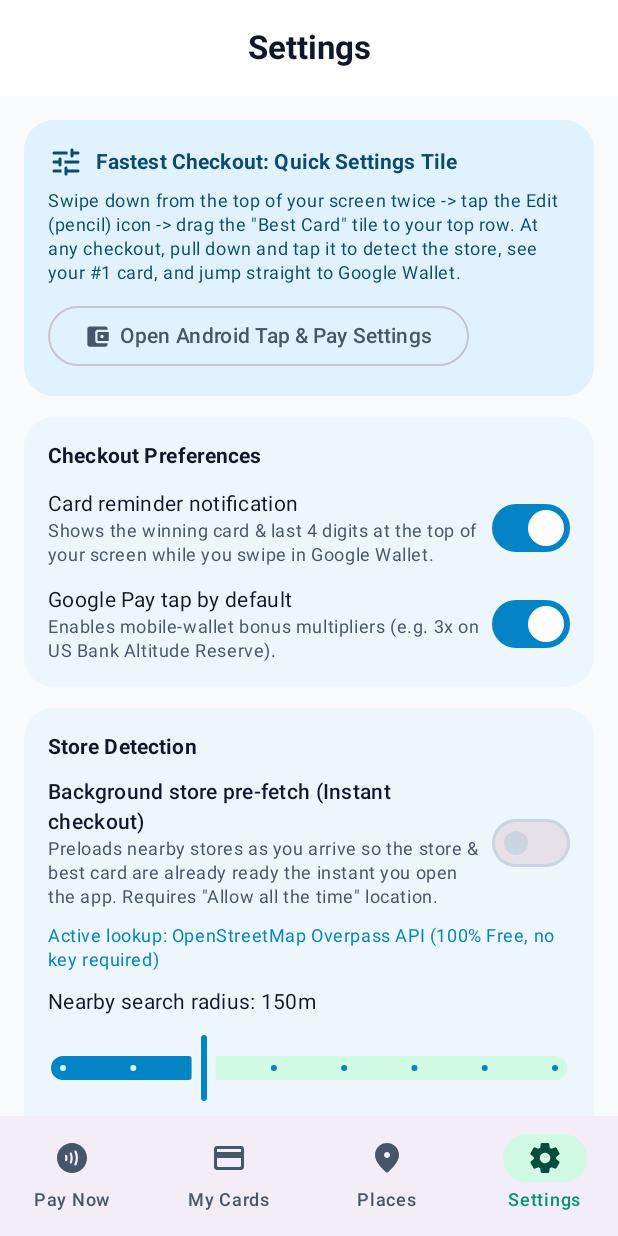
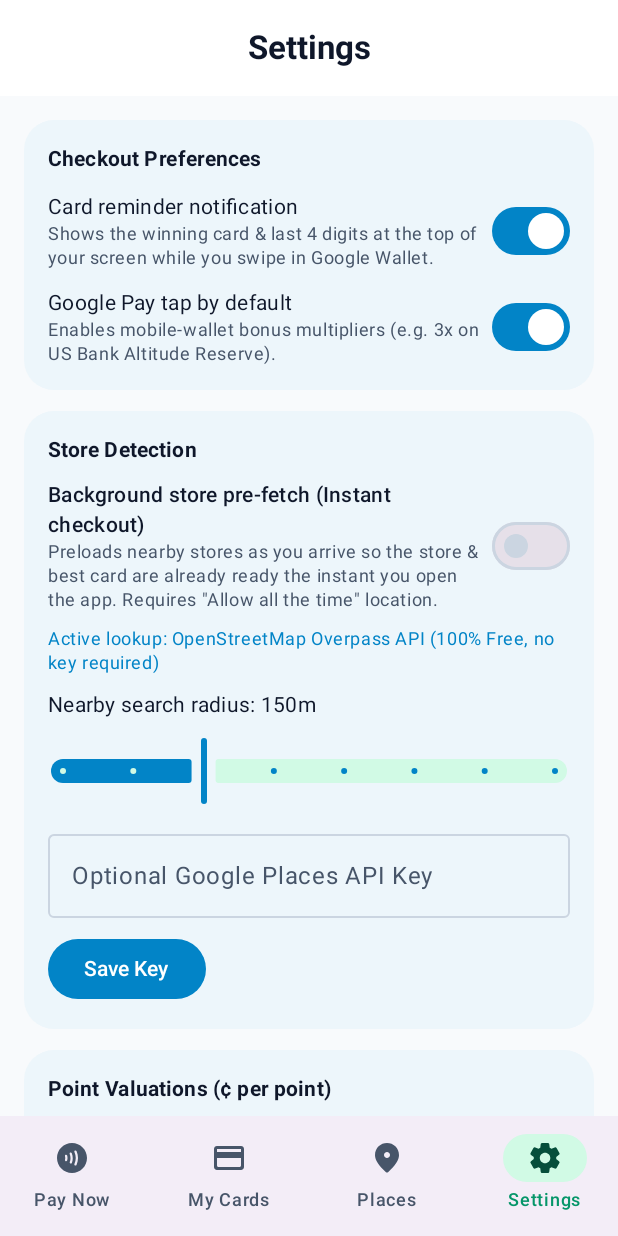
Before and after one commit to prasanthgajula08/credit-auto, an Android app built with Jetpack Compose: the screen it shows after launch (MainActivity), item 4 of the bottom bar chosen, on a phone screen of 412 x 824 dp. Run offline under Robolectric (Android 15) with nearby library versions, the phone set to English and light mode, and no system bars.

Commit message:
Remove Quick Settings / Test Open Google Wallet tile from Settings (v1.2.1)

```diff
--- a/app/build.gradle.kts
+++ b/app/build.gradle.kts
@@ -13,8 +13,8 @@ android {
         applicationId = "com.creditauto.app"
         minSdk = 26
         targetSdk = 34
-        versionCode = 5
-        versionName = "1.2.0"
+        versionCode = 6
+        versionName = "1.2.1"
 
         testInstrumentationRunner = "androidx.test.runner.AndroidJUnitRunner"
         vectorDrawables {
--- a/app/src/main/java/com/creditauto/app/MainActivity.kt
+++ b/app/src/main/java/com/creditauto/app/MainActivity.kt
@@ -275,7 +275,6 @@ private fun CreditAutoRoot(
                 onUpdateSearchRadius = { viewModel.updateSearchRadius(it) },
                 onUpdateShowNotification = { viewModel.updateShowCheckoutNotification(it) },
                 onUpdateDefaultMobileWallet = { viewModel.updateDefaultUseMobileWallet(it) },
-                onTestOpenWallet = { viewModel.launchGoogleWallet() },
                 modifier = contentModifier
             )
         }
--- a/app/src/main/java/com/creditauto/app/ui/screens/SettingsScreen.kt
+++ b/app/src/main/java/com/creditauto/app/ui/screens/SettingsScreen.kt
@@ -9,14 +9,11 @@ import androidx.compose.foundation.layout.fillMaxSize
 import androidx.compose.foundation.layout.fillMaxWidth
 import androidx.compose.foundation.layout.height
 import androidx.compose.foundation.layout.padding
-import androidx.compose.foundation.layout.size
 import androidx.compose.foundation.layout.width
 import androidx.compose.foundation.lazy.LazyColumn
 import androidx.compose.foundation.shape.RoundedCornerShape
 import androidx.compose.material.icons.Icons
-import androidx.compose.material.icons.rounded.AccountBalanceWallet
 import androidx.compose.material.icons.rounded.SystemUpdate
-import androidx.compose.material.icons.rounded.Tune
 import androidx.compose.material3.Button
 import androidx.compose.material3.Icon
 import androidx.compose.material3.LinearProgressIndicator
@@ -58,7 +55,6 @@ fun SettingsScreen(
     onUpdateSearchRadius: (Int) -> Unit,
     onUpdateShowNotification: (Boolean) -> Unit,
     onUpdateDefaultMobileWallet: (Boolean) -> Unit,
-    onTestOpenWallet: () -> Unit,
     modifier: Modifier = Modifier
 ) {
     val settings = uiState.settings
@@ -71,50 +67,6 @@ fun SettingsScreen(
         contentPadding = PaddingValues(16.dp),
         verticalArrangement = Arrangement.spacedBy(14.dp)
     ) {
-        // Quick Settings Tile Setup Card
-        item {
-            Surface(
-                shape = RoundedCornerShape(20.dp),
-                color = MaterialTheme.colorScheme.primaryContainer
-            ) {
-                Column(modifier = Modifier.padding(16.dp)) {
-                    Row(verticalAlignment = Alignment.CenterVertically) {
-                        Icon(
-                            Icons.Rounded.Tune,
-                            contentDescription = null,
-                            tint = MaterialTheme.colorScheme.onPrimaryContainer
-                        )
-                        Spacer(modifier = Modifier.width(8.dp))
-                        Text(
-                            text = "Fastest Checkout: Quick Settings Tile",
-                            style = MaterialTheme.typography.titleSmall,
-                            fontWeight = FontWeight.Bold,
-                            color = MaterialTheme.colorScheme.onPrimaryContainer
-                        )
-                    }
-                    Spacer(modifier = Modifier.height(6.dp))
-                    Text(
-                        text = "Swipe down from the top of your screen twice -> tap the Edit (pencil) icon -> drag the \"Best Card\" tile to your top row. At any checkout, pull down and tap it to detect the store, see your #1 card, and jump straight to Google Wallet.",
-                        style = MaterialTheme.typography.bodySmall,
-                        color = MaterialTheme.colorScheme.onPrimaryContainer
-                    )
-                    Spacer(modifier = Modifier.height(10.dp))
-                    OutlinedButton(onClick = onTestOpenWallet) {
-                        Icon(
-                            Icons.Rounded.AccountBalanceWallet,
-                            contentDescription = null,
-                            modifier = Modifier.size(18.dp)
-                        )
-                        Spacer(modifier = Modifier.width(6.dp))
-                        Text(
-                            if (uiState.isGoogleWalletInstalled) "Test Open Google Wallet"
-                            else "Open Android Tap & Pay Settings"
-                        )
-                    }
-                }
-            }
-        }
-
         // Checkout Preferences
         item {
             Surface(
```
